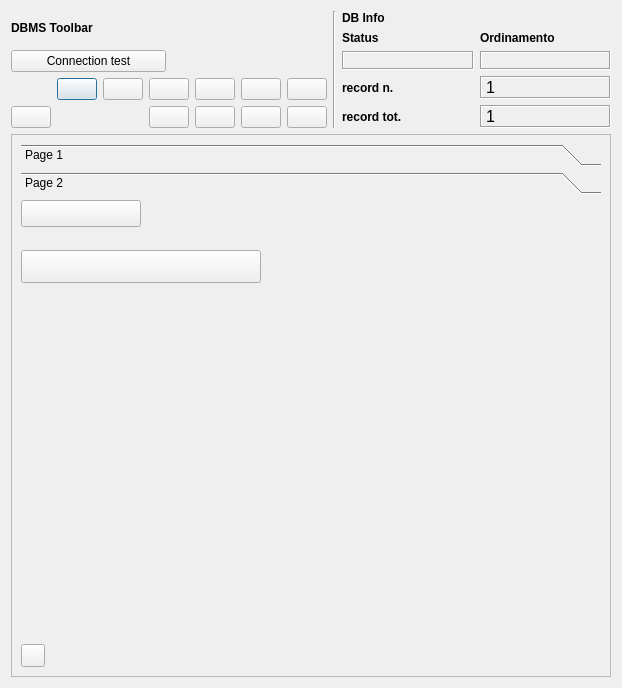
This is gui/ui/Doc_print.ui in pyarchinit/pyarchinit as Qt 5 draws it before an edit. The edited form follows.
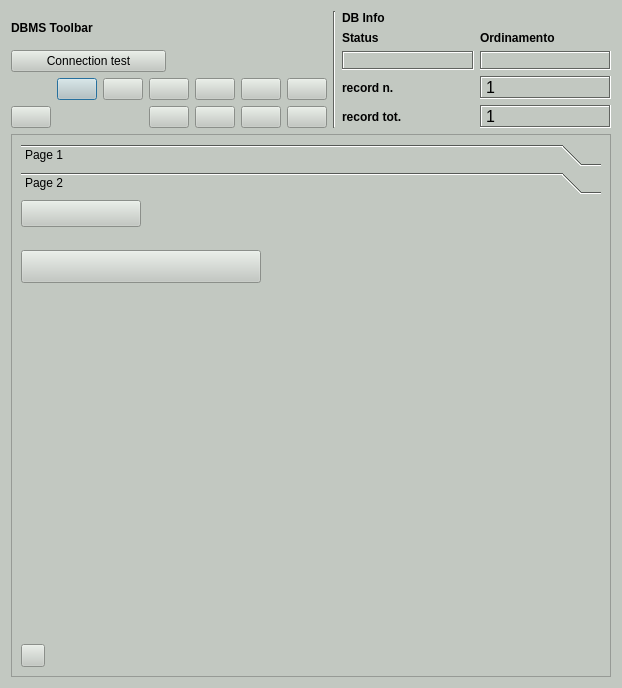
This is the edited form. Icons and pictures are not drawn. Custom widgets are drawn as their Qt base class.

Commit message: change backgroud color ui

```diff
--- a/gui/ui/Doc_print.ui
+++ b/gui/ui/Doc_print.ui
@@ -16,6 +16,448 @@
     <height>400</height>
    </size>
   </property>
+  <property name="palette">
+   <palette>
+    <active>
+     <colorrole role="WindowText">
+      <brush brushstyle="SolidPattern">
+       <color alpha="255">
+        <red>0</red>
+        <green>0</green>
+        <blue>0</blue>
+       </color>
+      </brush>
+     </colorrole>
+     <colorrole role="Button">
+      <brush brushstyle="SolidPattern">
+       <color alpha="255">
+        <red>194</red>
+        <green>200</green>
+        <blue>193</blue>
+       </color>
+      </brush>
+     </colorrole>
+     <colorrole role="Light">
+      <brush brushstyle="SolidPattern">
+       <color alpha="255">
+        <red>255</red>
+        <green>255</green>
+        <blue>255</blue>
+       </color>
+      </brush>
+     </colorrole>
+     <colorrole role="Midlight">
+      <brush brushstyle="SolidPattern">
+       <color alpha="255">
+        <red>224</red>
+        <green>227</green>
+        <blue>224</blue>
+       </color>
+      </brush>
+     </colorrole>
+     <colorrole role="Dark">
+      <brush brushstyle="SolidPattern">
+       <color alpha="255">
+        <red>97</red>
+        <green>100</green>
+        <blue>96</blue>
+       </color>
+      </brush>
+     </colorrole>
+     <colorrole role="Mid">
+      <brush brushstyle="SolidPattern">
+       <color alpha="255">
+        <red>129</red>
+        <green>133</green>
+        <blue>129</blue>
+       </color>
+      </brush>
+     </colorrole>
+     <colorrole role="Text">
+      <brush brushstyle="SolidPattern">
+       <color alpha="255">
+        <red>0</red>
+        <green>0</green>
+        <blue>0</blue>
+       </color>
+      </brush>
+     </colorrole>
+     <colorrole role="BrightText">
+      <brush brushstyle="SolidPattern">
+       <color alpha="255">
+        <red>255</red>
+        <green>255</green>
+        <blue>255</blue>
+       </color>
+      </brush>
+     </colorrole>
+     <colorrole role="ButtonText">
+      <brush brushstyle="SolidPattern">
+       <color alpha="255">
+        <red>0</red>
+        <green>0</green>
+        <blue>0</blue>
+       </color>
+      </brush>
+     </colorrole>
+     <colorrole role="Base">
+      <brush brushstyle="SolidPattern">
+       <color alpha="255">
+        <red>255</red>
+        <green>255</green>
+        <blue>255</blue>
+       </color>
+      </brush>
+     </colorrole>
+     <colorrole role="Window">
+      <brush brushstyle="SolidPattern">
+       <color alpha="255">
+        <red>194</red>
+        <green>200</green>
+        <blue>193</blue>
+       </color>
+      </brush>
+     </colorrole>
+     <colorrole role="Shadow">
+      <brush brushstyle="SolidPattern">
+       <color alpha="255">
+        <red>0</red>
+        <green>0</green>
+        <blue>0</blue>
+       </color>
+      </brush>
+     </colorrole>
+     <colorrole role="AlternateBase">
+      <brush brushstyle="SolidPattern">
+       <color alpha="255">
+        <red>224</red>
+        <green>227</green>
+        <blue>224</blue>
+       </color>
+      </brush>
+     </colorrole>
+     <colorrole role="ToolTipBase">
+      <brush brushstyle="SolidPattern">
+       <color alpha="255">
+        <red>255</red>
+        <green>255</green>
+        <blue>220</blue>
+       </color>
+      </brush>
+     </colorrole>
+     <colorrole role="ToolTipText">
+      <brush brushstyle="SolidPattern">
+       <color alpha="255">
+        <red>0</red>
+        <green>0</green>
+        <blue>0</blue>
+       </color>
+      </brush>
+     </colorrole>
+     <colorrole role="PlaceholderText">
+      <brush brushstyle="SolidPattern">
+       <color alpha="128">
+        <red>0</red>
+        <green>0</green>
+        <blue>0</blue>
+       </color>
+      </brush>
+     </colorrole>
+    </active>
+    <inactive>
+     <colorrole role="WindowText">
+      <brush brushstyle="SolidPattern">
+       <color alpha="255">
+        <red>0</red>
+        <green>0</green>
+        <blue>0</blue>
+       </color>
+      </brush>
+     </colorrole>
+     <colorrole role="Button">
+      <brush brushstyle="SolidPattern">
+       <color alpha="255">
+        <red>194</red>
+        <green>200</green>
+        <blue>193</blue>
+       </color>
+      </brush>
+     </colorrole>
+     <colorrole role="Light">
+      <brush brushstyle="SolidPattern">
+       <color alpha="255">
+        <red>255</red>
+        <green>255</green>
+        <blue>255</blue>
+       </color>
+      </brush>
+     </colorrole>
+     <colorrole role="Midlight">
+      <brush brushstyle="SolidPattern">
+       <color alpha="255">
+        <red>224</red>
+        <green>227</green>
+        <blue>224</blue>
+       </color>
+      </brush>
+     </colorrole>
+     <colorrole role="Dark">
+      <brush brushstyle="SolidPattern">
+       <color alpha="255">
+        <red>97</red>
+        <green>100</green>
+        <blue>96</blue>
+       </color>
+      </brush>
+     </colorrole>
+     <colorrole role="Mid">
+      <brush brushstyle="SolidPattern">
+       <color alpha="255">
+        <red>129</red>
+        <green>133</green>
+        <blue>129</blue>
+       </color>
+      </brush>
+     </colorrole>
+     <colorrole role="Text">
+      <brush brushstyle="SolidPattern">
+       <color alpha="255">
+        <red>0</red>
+        <green>0</green>
+        <blue>0</blue>
+       </color>
+      </brush>
+     </colorrole>
+     <colorrole role="BrightText">
+      <brush brushstyle="SolidPattern">
+       <color alpha="255">
+        <red>255</red>
+        <green>255</green>
+        <blue>255</blue>
+       </color>
+      </brush>
+     </colorrole>
+     <colorrole role="ButtonText">
+      <brush brushstyle="SolidPattern">
+       <color alpha="255">
+        <red>0</red>
+        <green>0</green>
+        <blue>0</blue>
+       </color>
+      </brush>
+     </colorrole>
+     <colorrole role="Base">
+      <brush brushstyle="SolidPattern">
+       <color alpha="255">
+        <red>255</red>
+        <green>255</green>
+        <blue>255</blue>
+       </color>
+      </brush>
+     </colorrole>
+     <colorrole role="Window">
+      <brush brushstyle="SolidPattern">
+       <color alpha="255">
+        <red>194</red>
+        <green>200</green>
+        <blue>193</blue>
+       </color>
+      </brush>
+     </colorrole>
+     <colorrole role="Shadow">
+      <brush brushstyle="SolidPattern">
+       <color alpha="255">
+        <red>0</red>
+        <green>0</green>
+        <blue>0</blue>
+       </color>
+      </brush>
+     </colorrole>
+     <colorrole role="AlternateBase">
+      <brush brushstyle="SolidPattern">
+       <color alpha="255">
+        <red>224</red>
+        <green>227</green>
+        <blue>224</blue>
+       </color>
+      </brush>
+     </colorrole>
+     <colorrole role="ToolTipBase">
+      <brush brushstyle="SolidPattern">
+       <color alpha="255">
+        <red>255</red>
+        <green>255</green>
+        <blue>220</blue>
+       </color>
+      </brush>
+     </colorrole>
+     <colorrole role="ToolTipText">
+      <brush brushstyle="SolidPattern">
+       <color alpha="255">
+        <red>0</red>
+        <green>0</green>
+        <blue>0</blue>
+       </color>
+      </brush>
+     </colorrole>
+     <colorrole role="PlaceholderText">
+      <brush brushstyle="SolidPattern">
+       <color alpha="128">
+        <red>0</red>
+        <green>0</green>
+        <blue>0</blue>
+       </color>
+      </brush>
+     </colorrole>
+    </inactive>
+    <disabled>
+     <colorrole role="WindowText">
+      <brush brushstyle="SolidPattern">
+       <color alpha="255">
+        <red>97</red>
+        <green>100</green>
+        <blue>96</blue>
+       </color>
+      </brush>
+     </colorrole>
+     <colorrole role="Button">
+      <brush brushstyle="SolidPattern">
+       <color alpha="255">
+        <red>194</red>
+        <green>200</green>
+        <blue>193</blue>
+       </color>
+      </brush>
+     </colorrole>
+     <colorrole role="Light">
+      <brush brushstyle="SolidPattern">
+       <color alpha="255">
+        <red>255</red>
+        <green>255</green>
+        <blue>255</blue>
+       </color>
+      </brush>
+     </colorrole>
+     <colorrole role="Midlight">
+      <brush brushstyle="SolidPattern">
+       <color alpha="255">
+        <red>224</red>
+        <green>227</green>
+        <blue>224</blue>
+       </color>
+      </brush>
+     </colorrole>
+     <colorrole role="Dark">
+      <brush brushstyle="SolidPattern">
+       <color alpha="255">
+        <red>97</red>
+        <green>100</green>
+        <blue>96</blue>
+       </color>
+      </brush>
+     </colorrole>
+     <colorrole role="Mid">
+      <brush brushstyle="SolidPattern">
+       <color alpha="255">
+        <red>129</red>
+        <green>133</green>
+        <blue>129</blue>
+       </color>
+      </brush>
+     </colorrole>
+     <colorrole role="Text">
+      <brush brushstyle="SolidPattern">
+       <color alpha="255">
+        <red>97</red>
+        <green>100</green>
+        <blue>96</blue>
+       </color>
+      </brush>
+     </colorrole>
+     <colorrole role="BrightText">
+      <brush brushstyle="SolidPattern">
+       <color alpha="255">
+        <red>255</red>
+        <green>255</green>
+        <blue>255</blue>
+       </color>
+      </brush>
+     </colorrole>
+     <colorrole role="ButtonText">
+      <brush brushstyle="SolidPattern">
+       <color alpha="255">
+        <red>97</red>
+        <green>100</green>
+        <blue>96</blue>
+       </color>
+      </brush>
+     </colorrole>
+     <colorrole role="Base">
+      <brush brushstyle="SolidPattern">
+       <color alpha="255">
+        <red>194</red>
+        <green>200</green>
+        <blue>193</blue>
+       </color>
+      </brush>
+     </colorrole>
+     <colorrole role="Window">
+      <brush brushstyle="SolidPattern">
+       <color alpha="255">
+        <red>194</red>
+        <green>200</green>
+        <blue>193</blue>
+       </color>
+      </brush>
+     </colorrole>
+     <colorrole role="Shadow">
+      <brush brushstyle="SolidPattern">
+       <color alpha="255">
+        <red>0</red>
+        <green>0</green>
+        <blue>0</blue>
+       </color>
+      </brush>
+     </colorrole>
+     <colorrole role="AlternateBase">
+      <brush brushstyle="SolidPattern">
+       <color alpha="255">
+        <red>194</red>
+        <green>200</green>
+        <blue>193</blue>
+       </color>
+      </brush>
+     </colorrole>
+     <colorrole role="ToolTipBase">
+      <brush brushstyle="SolidPattern">
+       <color alpha="255">
+        <red>255</red>
+        <green>255</green>
+        <blue>220</blue>
+       </color>
+      </brush>
+     </colorrole>
+     <colorrole role="ToolTipText">
+      <brush brushstyle="SolidPattern">
+       <color alpha="255">
+        <red>0</red>
+        <green>0</green>
+        <blue>0</blue>
+       </color>
+      </brush>
+     </colorrole>
+     <colorrole role="PlaceholderText">
+      <brush brushstyle="SolidPattern">
+       <color alpha="128">
+        <red>0</red>
+        <green>0</green>
+        <blue>0</blue>
+       </color>
+      </brush>
+     </colorrole>
+    </disabled>
+   </palette>
+  </property>
   <property name="windowTitle">
    <string>pyArchInit Gestione Scavi - Scheda Sito</string>
   </property>
@@ -496,8 +938,8 @@
        <rect>
         <x>0</x>
         <y>0</y>
-        <width>598</width>
-        <height>504</height>
+        <width>602</width>
+        <height>535</height>
        </rect>
       </property>
       <layout class="QFormLayout" name="formLayout">
@@ -547,8 +989,8 @@
            <rect>
             <x>0</x>
             <y>0</y>
-            <width>576</width>
-            <height>85</height>
+            <width>584</width>
+            <height>103</height>
            </rect>
           </property>
           <attribute name="label">
```
Left out of the diff: 4 changed lines with no effect on the pictures. The commit also changes 36 other files.
